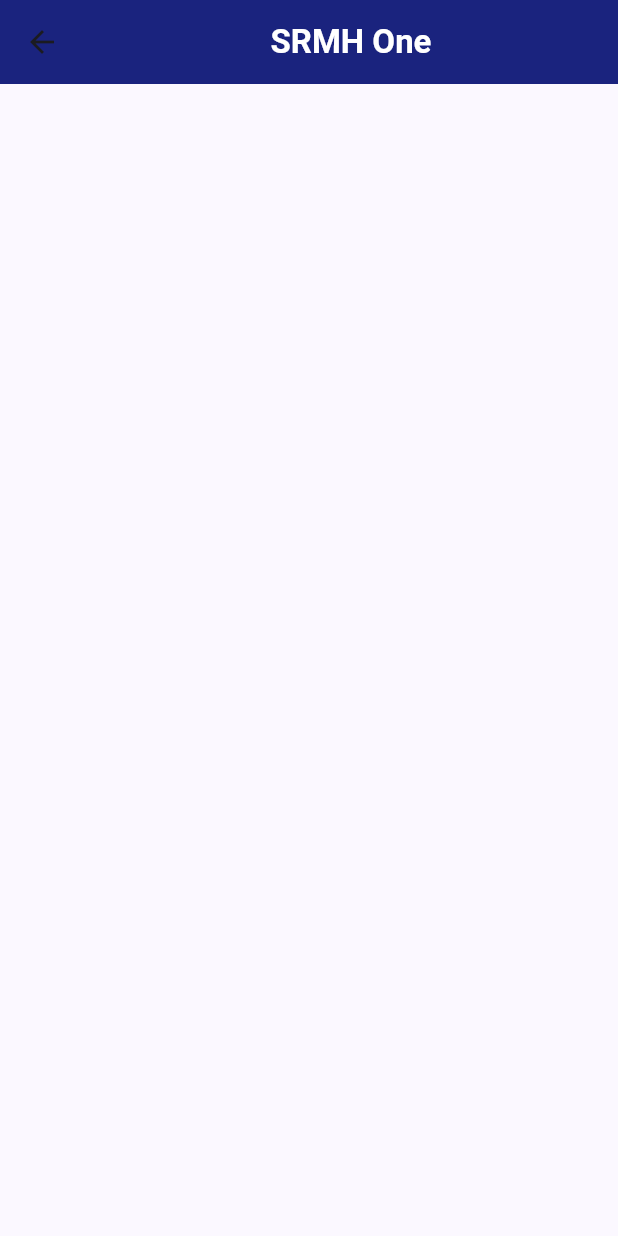
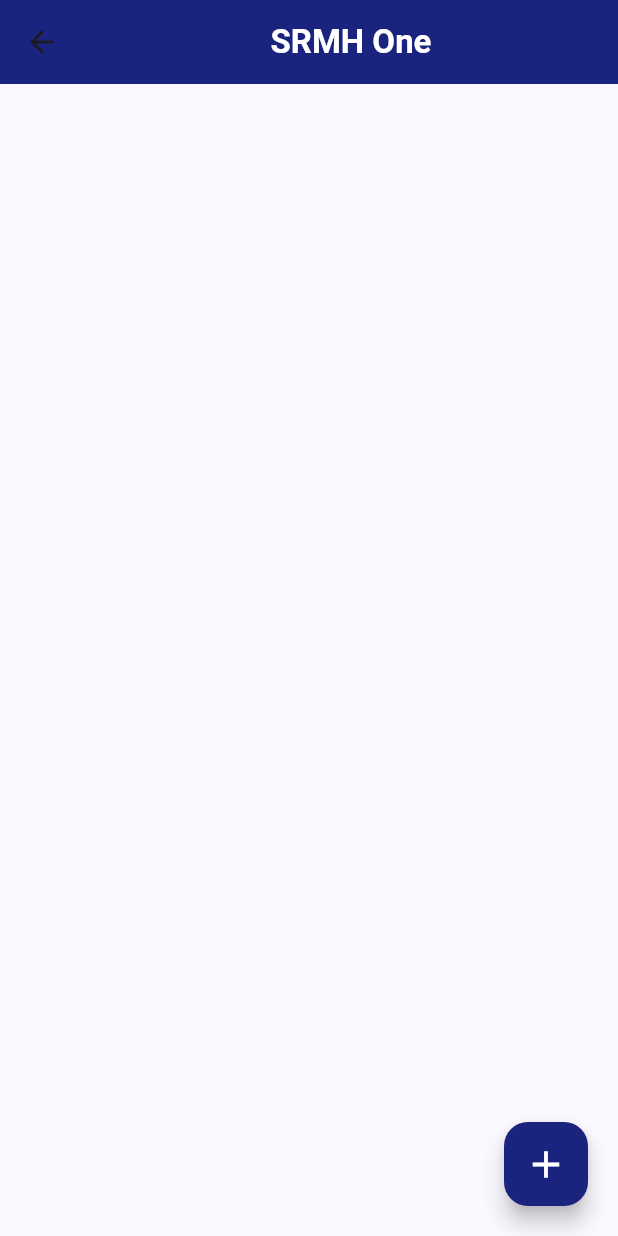
Before and after one commit to aryanbeni/SRMUH-elearning, a Flutter app: the HomeScreen screen opened directly, on a phone screen of 412 x 824 dp. Run offline on Flutter 3.47's test engine with Material 3 defaults, Android fonts, the phone set to English and light mode, and no system bars; our stand-ins replace bloc, equatable, flutter_bloc; missing offline and left inert: tab_container.

Commit message:
add colors

```diff
--- a/lib/constants/app_color.dart
+++ b/lib/constants/app_color.dart
@@ -1,7 +1,9 @@
 import 'package:flutter/material.dart';
 class AppColors {
   static Color mainAppColor = const Color(0xFF1A237E);
-  static Color buttonColor = const Color(0xffFF6F00);
+  static Color buttonColor = const Color(0xffc5c7d7);
+  static Color subbuttonColor = const Color(0xffFF6F00);
+
 
   static Color pullToRefreshText = const Color(0xFF0862BC);
   static Color pullToRefreshTextBackground = const Color(0xFFECF6FE);
--- a/lib/screens/home_screen.dart
+++ b/lib/screens/home_screen.dart
@@ -16,6 +16,23 @@
       appBar: AppBar(backgroundColor: AppColors.mainAppColor,
         title: const Center(child: Text('SRMH One',style: TextStyle(fontWeight: FontWeight.bold,color: Colors.white),)),
       ),
+      body: Column(
+        children: [
+          const Spacer(),
+          Row(mainAxisAlignment: MainAxisAlignment.end,
+            children: [
+              Padding(
+                padding: const EdgeInsets.all(20.0),
+                child: FloatingActionButton(
+                  onPressed: (){},
+                  backgroundColor: AppColors.mainAppColor,
+                  child: Icon(Icons.add,color: AppColors.kPureWhite,size: 30,),
+                ),
+              ),
+            ],
+          ),
+        ],
+      ),
     );
   }
 }
```
Also changed, not shown: lib/login_screen.dart (+25 -26 lines), lib/screens/more_screen.dart (+11 -11 lines).
